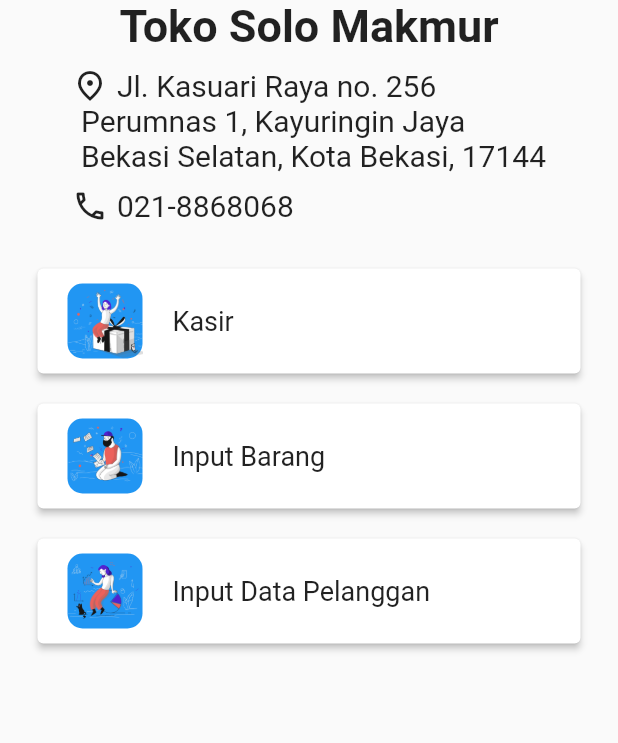
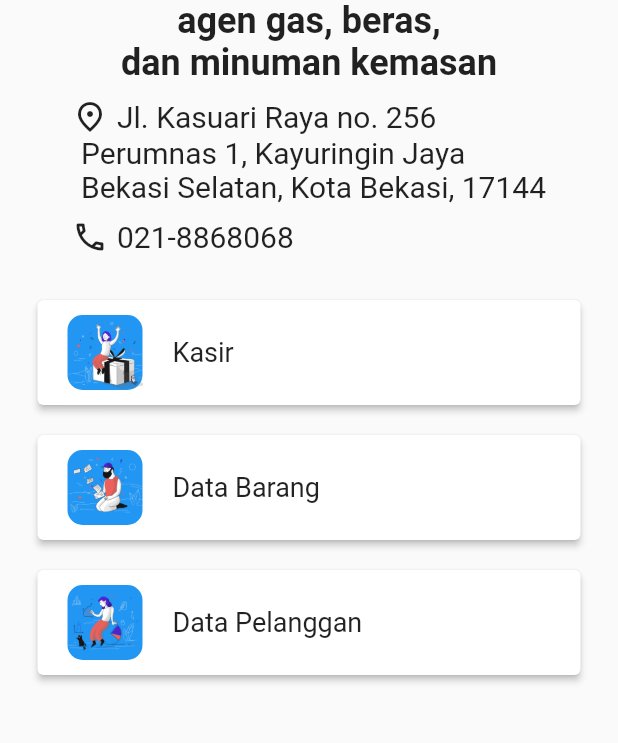
Before and after one commit to rifqir4/flutter_retail, a Flutter app: the screen it shows after launch, on a phone screen of 412 x 824 dp, the part 384-1127 px from its top. Run offline on Flutter 3.47's test engine with Material 2 defaults, Android fonts, the phone set to English and light mode, and no system bars; our stand-ins replace cloud_firestore; accounts and stored records are empty.

Commit message:
add new changes

```diff
--- a/lib/screens/home.dart
+++ b/lib/screens/home.dart
@@ -7,11 +7,11 @@ class Home extends StatelessWidget {
     Menu(route: '/kasir', title: 'Kasir', image: 'assets/images/giveaway.png'),
     Menu(
         route: '/input-barang',
-        title: 'Input Barang',
+        title: 'Data Barang',
         image: 'assets/images/newsletter.png'),
     Menu(
         route: '/input-data',
-        title: 'Input Data Pelanggan',
+        title: 'Data Pelanggan',
         image: 'assets/images/data.png'),
   ];
 
@@ -34,9 +34,17 @@ class Home extends StatelessWidget {
               child: Image.asset('assets/images/logo.png'),
             ),
             Text(
-              'Toko Solo Makmur',
+              'agen gas, beras,',
               style: TextStyle(
-                fontSize: 30,
+                // height: ,
+                fontSize: 24,
+                fontWeight: FontWeight.bold,
+              ),
+            ),
+            Text(
+              'dan minuman kemasan',
+              style: TextStyle(
+                fontSize: 24,
                 fontWeight: FontWeight.bold,
               ),
             ),
--- a/lib/screens/list_kategori.dart
+++ b/lib/screens/list_kategori.dart
@@ -41,8 +41,8 @@ class ListKategori extends StatelessWidget {
                     ),
                   ),
                   gridDelegate: SliverGridDelegateWithMaxCrossAxisExtent(
-                    maxCrossAxisExtent: 200,
-                    childAspectRatio: 3 / 2,
+                    maxCrossAxisExtent: 300,
+                    childAspectRatio: 2 / 2,
                   ),
                 );
               }
```
